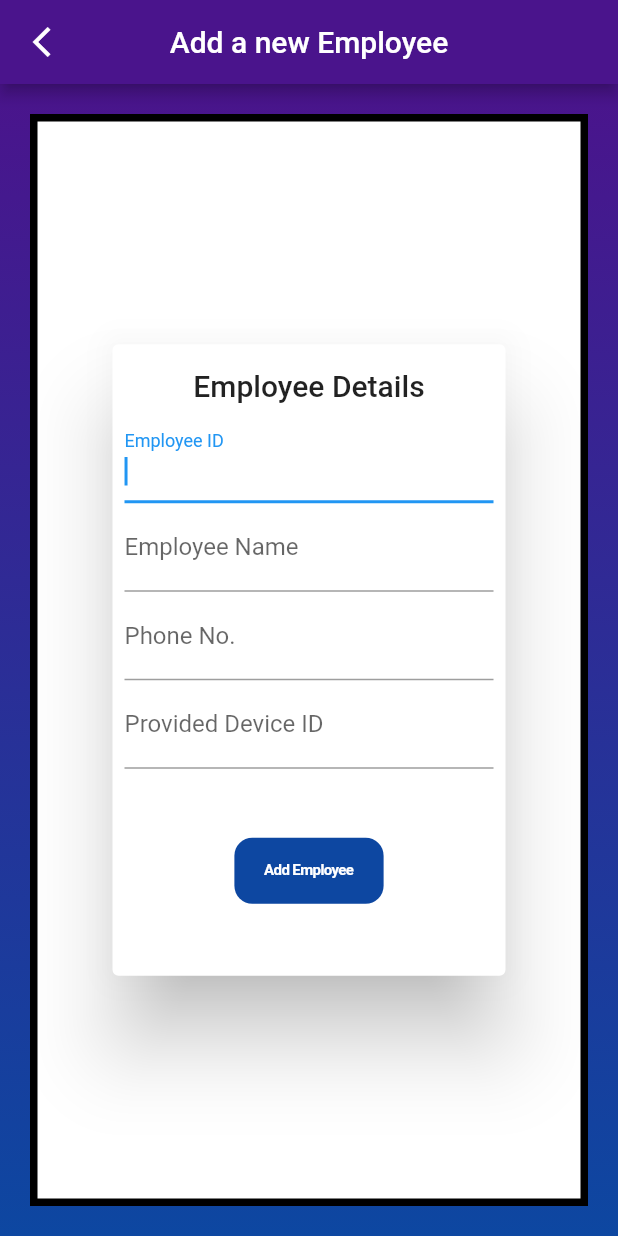
After one commit to Dhi13man/SafeSyncIoT, a Flutter app: the EmployeeAdd screen opened directly, on a phone screen of 412 x 824 dp. The commit adds this screen. Run offline on Flutter 3.47's test engine with Material 2 defaults, Android fonts, the phone set to English and light mode, and no system bars; our stand-ins replace bloc, flutter_bloc, moor, moor_flutter, rxdart; missing offline and left inert: undo; generated files the repository leaves out were written again.

Commit message:
SQL Moor Database Linked to UI through bloc

```diff
--- a/lib/Backend/Bloc/databaseBloc.dart
+++ b/lib/Backend/Bloc/databaseBloc.dart
@@ -7,13 +7,7 @@ import 'package:safe_sync/Backend/Database/sharedDatabase.dart';
 
 /// Class that keeps information about a category and whether it's selected at
 /// the moment.
-class EmployeeActiveAttendance {
-  EmployeeActiveAttendance(this.employee, this.attendance);
-
-  EmployeesWithAttendance employee;
-  int attendance;
-}
-
+///
 class DataBloc extends Cubit<ChangeStack> {
   DataBloc(this.db) : super(db.cs) {
     init();
@@ -23,23 +17,21 @@ class DataBloc extends Cubit<ChangeStack> {
   final BehaviorSubject<Employee> _activeCategory =
       BehaviorSubject.seeded(null);
 
-  final BehaviorSubject<List<EmployeeActiveAttendance>> _allCategories =
-      BehaviorSubject();
-
-  void init() {
-    // also watch all categories so that they can be displayed in the navigation
-    // drawer.
-  }
-
-  void showCategory(Employee category) {
-    _activeCategory.add(category);
-  }
+  void init() {}
 
   // EMPLOYEES ACTIONS
   void createEmployee(Employee employee) async {
     await db.createEmployee(employee);
     emit(db.cs);
-    showCategory(employee);
+    showEmployee(employee);
+  }
+
+  void showEmployee(Employee employee) {
+    _activeCategory.add(employee);
+  }
+
+  Stream<List<Employee>> showAllEmployees() {
+    return db.watchAllEmployees();
   }
 
   void updateEmployee(Employee employee) async {
@@ -58,6 +50,10 @@ class DataBloc extends Cubit<ChangeStack> {
     emit(db.cs);
   }
 
+  Stream<List<Event>> showAllEvents() {
+    return db.watchAllEvents();
+  }
+
   void updateEvent(Event event) async {
     db.updateEvent(event);
     emit(db.cs);
@@ -68,7 +64,7 @@ class DataBloc extends Cubit<ChangeStack> {
     emit(db.cs);
   }
 
-  // Employee Attendance Actions
+  // Employee-Attendance Actions
   void giveAttendance(String employeeID) {
     db.giveAttendance(employeeID);
     emit(db.cs);
@@ -79,10 +75,12 @@ class DataBloc extends Cubit<ChangeStack> {
     emit(db.cs);
   }
 
-  void getEmployeesWithAttendance(int bound, {String boundType = 'lower'}) {
+  Stream<List<EmployeesWithAttendance>> getEmployeesWithAttendance(int bound,
+      {String boundType = 'lower'}) {
     if (boundType == 'lower')
-      db.watchEmployeeAttendaceGreater(bound);
-    else if (boundType == 'upper') db.watchEmployeeAttendaceLesser(bound);
+      return db.watchEmployeeAttendaceGreater(bound);
+    else
+      return db.watchEmployeeAttendaceLesser(bound);
   }
 
   // Database manipulation actions
@@ -98,12 +96,14 @@ class DataBloc extends Cubit<ChangeStack> {
     emit(db.cs);
   }
 
-  void clear() {
+  void clear() async {
+    db.deleteTables();
     db.cs.clearHistory();
     emit(db.cs);
   }
 
   void dispose() {
-    _allCategories.close();
+    db.close();
+    emit(db.cs);
   }
 }
--- a/lib/Backend/constants.dart
+++ b/lib/Backend/constants.dart
@@ -7,11 +7,12 @@ class ImportantConstants {
   final Color bgGradMid = Colors.blue[900];
   final Color bgGradEnd = Colors.red;
   final Color textLighterColor = Color(0xFFACACAC);
+  final Color textLightestColor = Colors.white;
   BoxDecoration get bgGradDecoration => BoxDecoration(
         gradient: LinearGradient(
           begin: Alignment.topCenter,
           end: Alignment.bottomCenter,
-          colors: [bgGradBegin, bgGradMid, bgGradEnd],
+          colors: [bgGradBegin, bgGradMid],
         ),
       );
 
--- /dev/null
+++ b/lib/UI/employeeManage/components/employeeAdd.dart
@@ -0,0 +1,158 @@
+import 'package:flutter/cupertino.dart';
+import 'package:flutter/material.dart';
+import 'package:flutter_bloc/flutter_bloc.dart';
+import 'package:safe_sync/Backend/Bloc/databaseBloc.dart';
+import 'package:safe_sync/Backend/Database/sharedDatabase.dart';
+import 'package:safe_sync/Backend/constants.dart';
+
+class EmployeeAdd extends StatelessWidget {
+  const EmployeeAdd({Key key, Employee employee}) : super(key: key);
+
+  @override
+  Widget build(BuildContext context) {
+    Size _dimensions = MediaQuery.of(context).size;
+    return Scaffold(
+      appBar: AppBar(
+        title: Text('Add a new Employee'),
+        centerTitle: true,
+        backgroundColor: importantConstants.bgGradBegin,
+        leading: IconButton(
+          icon: Icon(Icons.arrow_back_ios_sharp),
+          onPressed: () => Navigator.pop(context),
+        ),
+      ),
+      body: Container(
+        width: _dimensions.width,
+        height: double.infinity,
+        decoration: importantConstants.bgGradDecoration,
+        child: Column(children: [
+          Expanded(
+            child: ClipRRect(
+              borderRadius: BorderRadius.circular(20),
+              child: Container(
+                margin: EdgeInsets.all(importantConstants.defaultPadding),
+                width: _dimensions.width,
+                decoration: BoxDecoration(
+                  color: importantConstants.textLightestColor,
+                  border: Border.all(
+                      color: Colors.black, style: BorderStyle.solid, width: 5),
+                ),
+                padding: EdgeInsets.all(10),
+                child: EmployeeForm(),
+              ),
+            ),
+          ),
+        ]),
+      ),
+    );
+  }
+}
+
+class EmployeeForm extends StatefulWidget {
+  EmployeeForm({Key key}) : super(key: key);
+
+  @override
+  _EmployeeFormState createState() => _EmployeeFormState();
+}
+
+class _EmployeeFormState extends State<EmployeeForm> {
+  final Map<String, TextEditingController> _controlMap = {
+    'id': TextEditingController(),
+    'name': TextEditingController(),
+    'phone': TextEditingController(),
+    'device': TextEditingController()
+  };
+
+  void _insertToDatabase(BuildContext context) {
+    if (_controlMap['id'].text.isEmpty) return;
+
+    String id = _controlMap['id'].text, name, device, phone;
+
+    if (_controlMap['name'].text.isNotEmpty) {
+      name = _controlMap['name'].text;
+    }
+    if (_controlMap['device'].text.isNotEmpty) {
+      device = _controlMap['device'].text;
+    }
+    if (_controlMap['phone'].text.isNotEmpty) {
+      phone = _controlMap['phone'].text;
+    }
+
+    BlocProvider.of<DataBloc>(context).createEmployee(Employee(
+        employeeID: id,
+        name: name,
+        deviceID: device,
+        phoneNo: int.parse(phone)));
+    BlocProvider.of<DataBloc>(context).resetAttendance(id);
+    Navigator.of(context).pop();
+  }
+
+  @override
+  Widget build(BuildContext context) {
+    double _width = MediaQuery.of(context).size.width;
+    return Dialog(
+      child: Padding(
+        padding: const EdgeInsets.all(8.0),
+        child: Column(
+          mainAxisSize: MainAxisSize.min,
+          children: [
+            Padding(
+              padding: const EdgeInsets.all(8.0),
+              child: Text(
+                'Employee Details',
+                style: Theme.of(context).textTheme.headline6,
+              ),
+            ),
+            TextField(
+              controller: _controlMap['id'],
+              autofocus: true,
+              decoration: InputDecoration(
+                labelText: 'Employee ID',
+              ),
+            ),
+            TextField(
+              controller: _controlMap['name'],
+              autofocus: true,
+              decoration: InputDecoration(
+                labelText: 'Employee Name',
+              ),
+            ),
+            TextField(
+              controller: _controlMap['phone'],
+              autofocus: true,
+              decoration: InputDecoration(
+                labelText: 'Phone No.',
+              ),
+            ),
+            TextField(
+              controller: _controlMap['device'],
+              autofocus: true,
+              decoration: InputDecoration(
+                labelText: 'Provided Device ID',
+              ),
+            ),
+            Container(
+                alignment: Alignment.bottomCenter,
+                height: 50,
+                margin: EdgeInsets.symmetric(vertical: 40),
+                width: _width,
+                child: Expanded(
+                  child: CupertinoButton(
+                    color: importantConstants.bgGradMid,
+                    child: Text('Add Employee',
+                        style: TextStyle(
+                          fontSize: 10,
+                          color: importantConstants.textLightestColor,
+                          fontWeight: FontWeight.bold,
+                        )),
+                    onPressed: () {
+                      _insertToDatabase(context);
+                    },
+                  ),
+                )),
+          ],
+        ),
+      ),
+    );
+  }
+}
--- a/lib/UI/home/components/attendance/Components/employeecard.dart
+++ b/lib/UI/home/components/attendance/Components/employeecard.dart
@@ -34,6 +34,7 @@ class EmployeeCard extends StatelessWidget {
           shadowColor: Colors.black38,
           borderOnForeground: true,
           child: Row(
+            mainAxisAlignment: MainAxisAlignment.spaceBetween,
             children: [
               Flexible(flex: 1, child: _getIcon()),
               Flexible(
@@ -46,7 +47,7 @@ class EmployeeCard extends StatelessWidget {
               Flexible(
                 flex: 2,
                 child: Container(
-                  child: Text('$attendanceCount',
+                  child: Text('$attendanceCount Attendances',
                       style: TextStyle(
                           fontWeight: FontWeight.bold,
                           color: Colors.blue[900])),
--- a/pubspec.yaml
+++ b/pubspec.yaml
@@ -23,6 +23,7 @@ environment:
 dependencies:
   flutter:
     sdk: flutter
+  flutter_slidable: ^0.5.7
 
   # Dart
   cupertino_icons: ^1.0.0
```
Also changed, not shown: lib/Backend/Database/sharedDatabase.dart (+11 -2 lines), lib/UI/employeeManage/components/employeeCard.dart (added, +96 -0 lines), lib/UI/employeeManage/employeeManage.dart (+61 -3 lines), lib/UI/home/components/attendance/Components/EmployeeLists.dart (+36 -32 lines), lib/UI/home/components/attendance/Components/infoText.dart (added, +20 -0 lines), lib/UI/home/components/attendance/attendance.dart (+6 -8 lines), lib/UI/home/components/body.dart (+6 -6 lines), lib/UI/home/home.dart (+8 -4 lines), lib/main.dart (+17 -3 lines), lib/Backend/Database/dbUtils.dart (renamed from lib/Backend/Database/db_utils.dart), lib/UI/employeeManage/components/currentEmployeeList.dart (added), pubspec.lock, 1 other file.
